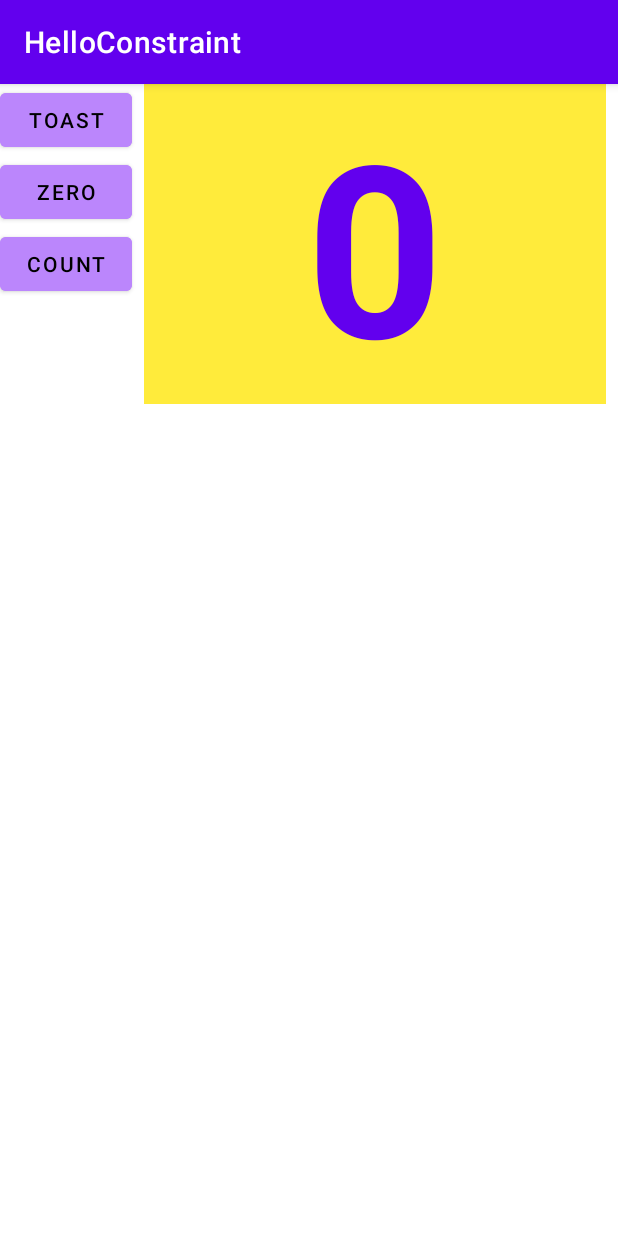
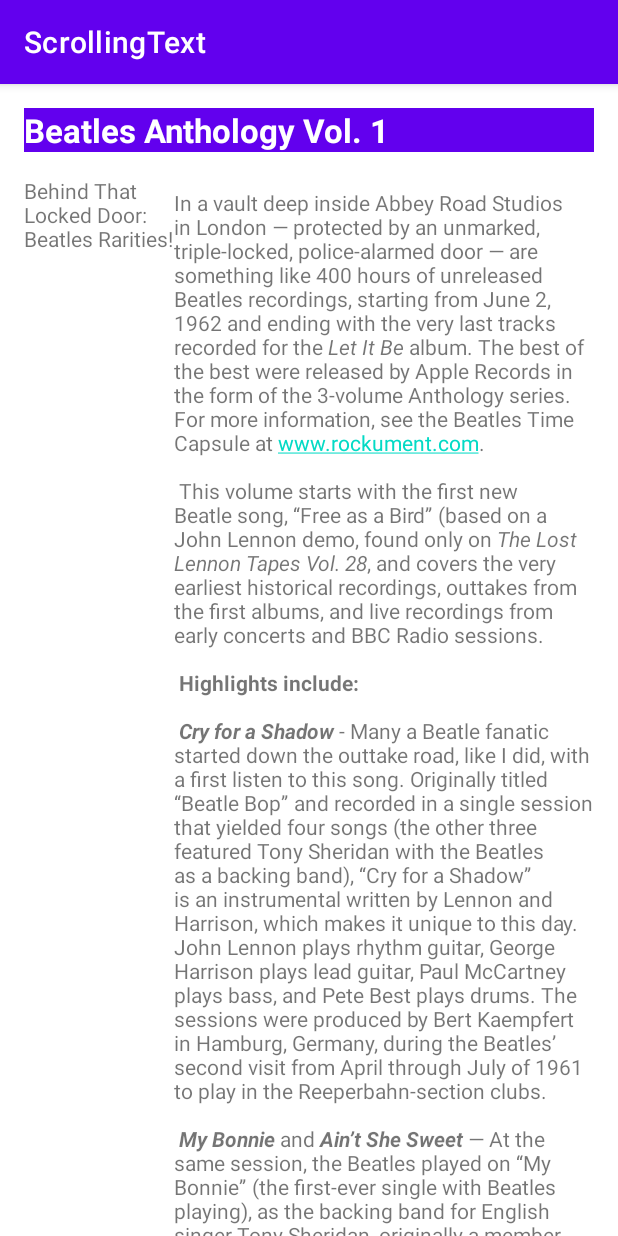
Before and after one commit to popovviktor/Aston_intensiv_2, an Android app: the screen it shows after launch (MainActivity), on a phone screen of 412 x 824 dp. Run offline under Robolectric (Android 15) with nearby library versions, the phone set to English and light mode, and no system bars.

Commit message:
codelabs 1.3

```diff
--- a/app/src/main/java/com/myapplication/astontwo/MainActivity.kt
+++ b/app/src/main/java/com/myapplication/astontwo/MainActivity.kt
@@ -13,19 +13,8 @@ class MainActivity : AppCompatActivity() {
         super.onCreate(savedInstanceState)
         Log.d("ActivityCycle","create")
         setContentView(R.layout.activity_main)
-        val tv = findViewById<TextView>(R.id.show_count)
-        val btn_count = findViewById<Button>(R.id.button_count)
-        val btn_toast = findViewById<Button>(R.id.button_toast)
-        tv.text = "Happy Bithday!"
-        tv.text = mcount.toString()
 
-        btn_toast.setOnClickListener {
-            Toast.makeText(this,R.string.toast_message,Toast.LENGTH_LONG).show()
-        }
-        btn_count.setOnClickListener {
-            mcount++
-            tv.text = mcount.toString()
-        }
+
 
     }
 
--- a/app/src/main/res/layout/activity_main.xml
+++ b/app/src/main/res/layout/activity_main.xml
@@ -7,53 +7,52 @@
     android:orientation="vertical"
     tools:context=".MainActivity">
 
-    <Button
-        android:id="@+id/button_toast"
-        android:layout_width="wrap_content"
+    <TextView
+        android:id="@+id/tvheader"
+        android:layout_width="match_parent"
         android:layout_height="wrap_content"
-        android:layout_marginEnd="8dp"
-        android:backgroundTint="@color/purple_200"
-        android:text="@string/btn_toast"
-        android:textColor="@android:color/black" />
+        android:layout_margin="16dp"
+        android:background="@color/design_default_color_primary"
+        android:text="@string/article_title"
+        android:textAppearance="@android:style/TextAppearance.DeviceDefault.Large"
+        android:textColor="@android:color/white"
+        android:textStyle="bold" />
 
     <TextView
-        android:id="@+id/show_count"
-        android:layout_width="wrap_content"
+        android:layout_marginStart="16dp"
+        android:id="@+id/tvsubheader"
+        android:layout_width="100dp"
         android:layout_height="wrap_content"
-        android:layout_alignParentLeft="true"
-        android:layout_alignParentTop="true"
-        android:layout_alignParentEnd="true"
-        android:layout_marginEnd="8dp"
-        android:layout_toEndOf="@+id/button_zero"
-        android:background="#FFEB3B"
-        android:gravity="center"
-        android:text="@string/def_count"
-        android:textColor="@color/purple_500"
-        android:textSize="160sp"
-        android:textStyle="bold" />
+        android:layout_below="@+id/tvheader"
+        android:layout_alignParentStart="true"
+        android:text="@string/article_subtitle" />
+    <ScrollView
+        android:layout_width="match_parent"
+        android:layout_height="match_parent"
+        android:layout_alignTop="@+id/tvsubheader"
+        android:layout_toEndOf="@+id/tvsubheader"
+        android:layout_marginEnd="16dp">
+        <LinearLayout
+            android:layout_width="match_parent"
+            android:layout_height="match_parent"
+            android:orientation="vertical">
 
-    <Button
-        android:id="@+id/button_count"
-        android:layout_width="wrap_content"
-        android:layout_height="wrap_content"
-        android:layout_below="@+id/button_zero"
-        android:layout_alignEnd="@+id/button_zero"
-        android:layout_alignParentStart="true"
-        android:backgroundTint="@color/purple_200"
-        android:text="@string/btn_count"
-        android:textColor="@android:color/black" />
+            <TextView
+                android:id="@+id/tvarticle"
+                android:layout_width="wrap_content"
+                android:layout_height="match_parent"
+                android:layout_marginTop="8dp"
+                android:autoLink="web"
+                android:text="@string/article_text" />
 
-    <Button
-        android:id="@+id/button_zero"
-        android:layout_width="wrap_content"
-        android:layout_height="wrap_content"
-        android:layout_below="@+id/button_toast"
-        android:layout_alignParentStart="true"
-        android:layout_marginStart="0dp"
-        android:layout_marginTop="0dp"
-        android:layout_marginEnd="8dp"
-        android:backgroundTint="@color/purple_200"
-        android:text="@string/btn_zero"
-        android:textColor="@android:color/black" />
+            <Button
+                android:id="@+id/button3"
+                android:layout_width="wrap_content"
+                android:layout_height="wrap_content"
+                android:text="@string/btn_add_comment" />
+        </LinearLayout>
+    </ScrollView>
 
-</RelativeLayout >
+
+
+</RelativeLayout>
--- a/app/src/main/res/values/strings.xml
+++ b/app/src/main/res/values/strings.xml
@@ -1,8 +1,32 @@
 <resources>
-    <string name="app_name">HelloConstraint</string>
+    <string name="app_name">ScrollingText</string>
     <string name="btn_toast">Toast</string>
     <string name="btn_count">Count</string>
     <string name="def_count">0</string>
     <string name="toast_message">Hello Toast!</string>
     <string name="btn_zero">zero</string>
+    <string name="article_title">Beatles Anthology Vol. 1</string>
+    <string name="article_subtitle">Behind That Locked Door: Beatles Rarities!</string>
+    <string name="article_text">In a vault deep inside Abbey Road Studios in London — protected by an unmarked, triple-locked, police-alarmed door — are something like 400 hours of unreleased Beatles recordings, starting from June 2, 1962 and ending with the very last tracks recorded for the <i>Let It Be</i> album. The best of the best were released by Apple Records in the form of the 3-volume Anthology series.
+        For more information, see the Beatles Time Capsule at www.rockument.com.
+\n\n
+This volume starts with the first new Beatle song, “Free as a Bird” (based on a John Lennon demo, found only on <i>The Lost Lennon Tapes Vol. 28</i>, and covers the very earliest historical recordings, outtakes from the first albums, and live recordings from early concerts and BBC Radio sessions.
+\n\n
+<b>Highlights include:</b>
+\n\n
+<b><i>Cry for a Shadow</i></b> - Many a Beatle fanatic started down the outtake road, like I did, with a first listen to this song. Originally titled “Beatle Bop” and recorded in a single session that yielded four songs (the other three featured Tony Sheridan with the Beatles as a backing band), “Cry for a Shadow” is an instrumental written by Lennon and Harrison, which makes it unique to this day. John Lennon plays rhythm guitar, George Harrison plays lead guitar, Paul McCartney plays bass, and Pete Best plays drums. The sessions were produced by Bert Kaempfert in Hamburg, Germany, during the Beatles’ second visit from April through July of 1961 to play in the Reeperbahn-section clubs.
+\n\n
+<b><i>My Bonnie</i></b> and <b><i>Ain’t She Sweet</i></b> — At the same session, the Beatles played on “My Bonnie” (the first-ever single with Beatles playing), as the backing band for English singer Tony Sheridan, originally a member of the Jets. The popularity of this single in Liverpool brought the Beatles to the attention of Brian Epstein, who worked in the NEMS record store and tried to meet demand for the disc. John Lennon then sings a fine “Ain’t She Sweet” (his first-ever released vocal).
+\n\n
+<b><i>Searchin</i></b> — A Jerry Leiber - Mike Stoller comedy song that was a hit for the Coasters in 1957, and a popular live favorite of the Beatles. The Coasters also had a hit with “Besame Mucho” and the Beatles covered that song as well. Ringo Starr had by now replaced Pete Best on drums. The high falsetto is George, who also plays a hesitant lead guitar. This is from their first audition for Decca Records in London on Jan 1., 1962, live in the studio. The Grateful Dead would later cover “Searchin” with a similar arrangement, Pigpen doing the Paul vocals. A live version is available on outtake records featuring the Dead joined by the Beach Boys!
+\n\n
+<b><i>Love Me Do</i></b> — An early version of the song, played a bit slower and with more of a blues feeling, and a cool bossa-nova beat in middle. Paul had to sing while John played harmonica — a first for the group. Pete Best played drums on this version.
+\n\n
+<b><i>She Loves You – Till There Was You – Twist and Shout</i></b> — Live at the Princess Wales Theatre by Leicester Square in London, attended by the Queen. “Till There Was You” (by Meredith Wilson) is from the musical The Music Man and a hit for Peggy Lee in 1961. Before playing it, Paul said it was recorded by his favorite American group, “Sophie Tucker” (which got some laughs). At the end, John tells the people in the cheaper seats to clap their hands, and the rest to “rattle your jewelry” and then announces “Twist and Shout” (a song by Bert Russell and Phil Medley that was first recorded in 1962 by the Isley Brothers). A film of the performance shows the Queen smiling at John’s remark.
+\n\n
+<b><i>Leave My Kitten Alone</i></b> — One of the lost Beatle songs recorded during the “Beatles For Sale” sessions but never released. This song, written by Little Willie John, Titus Turner, and James McDougal, was a 1959 R&amp;B hit for Little Willie John and covered by Johnny Preston before the Beatles tried it and shelved it. A reference to a “big fat bulldog” may have influenced John’s “Hey Bulldog” (Yellow Submarine album), which is a similar rocker.
+\n\n
+<b><i>One After 909</i></b> — A song recorded for the <i>Let It Be</i> album was actually worked on way back in the beginning, six years earlier. This take shows how they did it much more slowly, with an R&amp;B feel to it.
+</string>
+    <string name="btn_add_comment">add comment</string>
 </resources>
```
